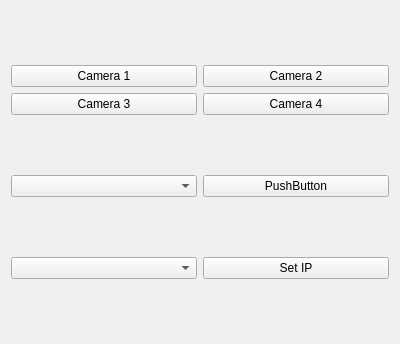
GOFIRST-Robotics/Lunabotics, file src/gstreamer/resource/gstreamer-select.ui: the form before one commit.
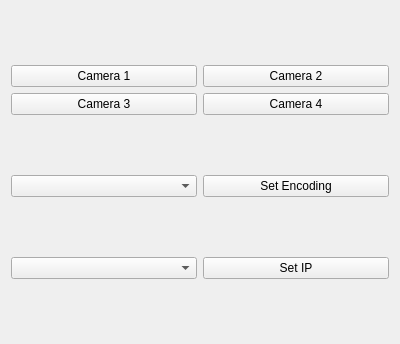
The form after the commit.

Commit message: fixed name of the button

```diff
--- a/src/gstreamer/resource/gstreamer-select.ui
+++ b/src/gstreamer/resource/gstreamer-select.ui
@@ -60,7 +60,7 @@
      <item>
       <widget class="QPushButton" name="encoding_push_button">
        <property name="text">
-        <string>PushButton</string>
+        <string>Set Encoding</string>
        </property>
       </widget>
      </item>
```
